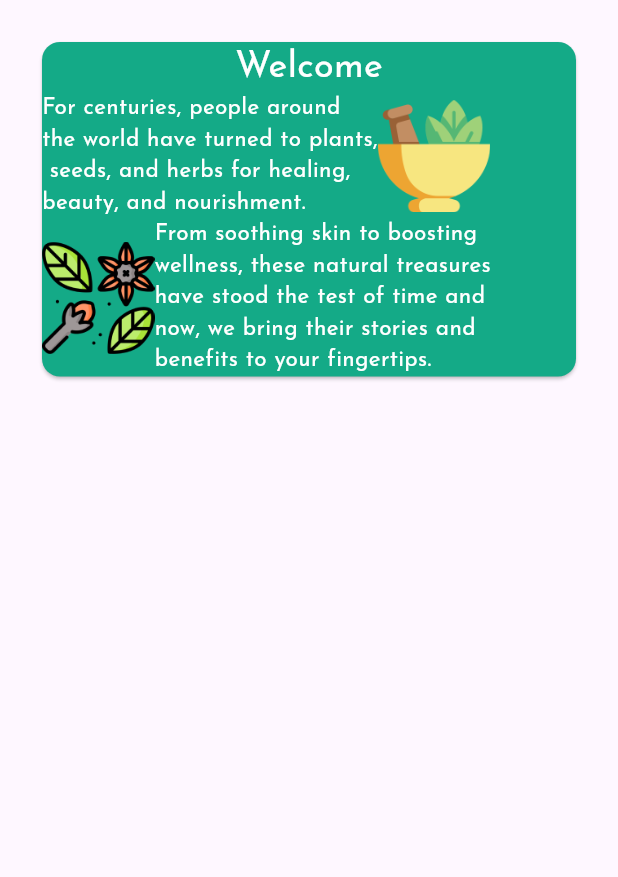
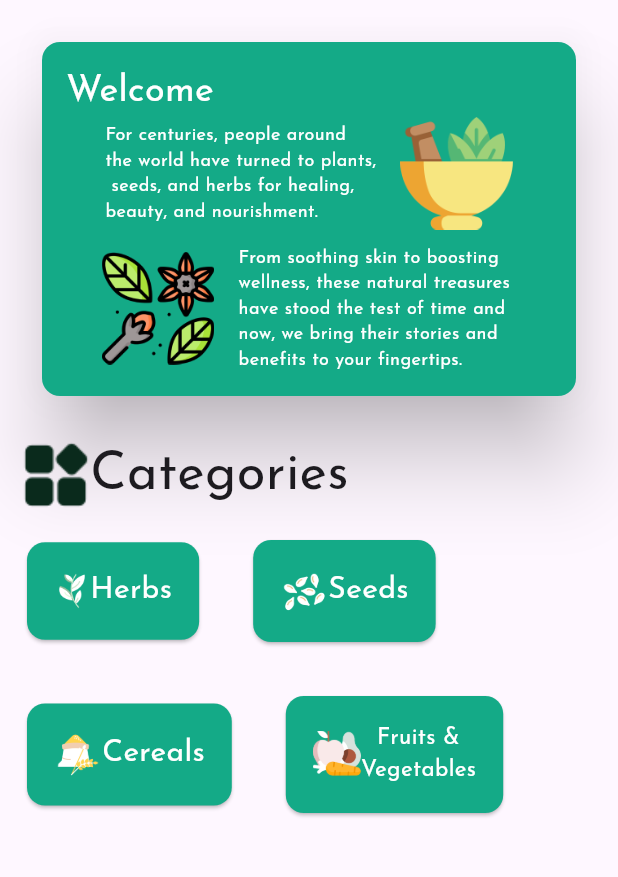
Before and after one commit to Lidiya-MK/Rosemary, a Flutter app: the HomeScreen screen opened directly, on a phone screen of 412 x 824 dp, the part 84-961 px from its top. Run offline on Flutter 3.47's test engine with Material 3 defaults, Android fonts, the phone set to English and light mode, and no system bars; our stand-ins replace google_fonts.

Commit message:
added categories

```diff
--- a/rosemary/lib/pages/home_screen.dart
+++ b/rosemary/lib/pages/home_screen.dart
@@ -19,35 +19,62 @@ Scaffold(
 body: Column(
 
   children: [
-    Padding(padding:EdgeInsets.all(24),child: Card(
+    Padding(padding:EdgeInsets.all(24),child:
+     Card(
+      elevation: 24,
       color: Color(0xFF14AA87),
 
       child: Column(
+        crossAxisAlignment: CrossAxisAlignment.start,
+        mainAxisAlignment: MainAxisAlignment.center,
         children: [
-
-          Text("Welcome", style: GoogleFonts.josefinSans(fontSize: 24, color: Colors.white),),
+Padding(padding: EdgeInsets.only(left: 16, top: 16), child: Text("Welcome", style: GoogleFonts.josefinSans(fontSize: 24, color: Colors.white),),)
+          ,
           Row(
+            mainAxisAlignment: MainAxisAlignment.center,
             children: [
-              Text("For centuries, people around\nthe world have turned to plants,\n seeds, and herbs for healing,\nbeauty, and nourishment. ", style: GoogleFonts.josefinSans(fontSize: 15, color: Colors.white),),
+              Text("For centuries, people around\nthe world have turned to plants,\n seeds, and herbs for healing,\nbeauty, and nourishment. ", style: GoogleFonts.josefinSans(fontSize: 12, color: Colors.white),),
+              SizedBox(width: 16,),
               Image.asset("assets/herbs0.png", height: 75,)
 
             ],
           ),
+          SizedBox(height: 10,),
             Row(
+            mainAxisAlignment: MainAxisAlignment.center,
             children: [
               Image.asset("assets/spice0.png", height: 75,),
-              Text("From soothing skin to boosting \nwellness, these natural treasures \nhave stood the test of time and\nnow, we bring their stories and\nbenefits to your fingertips. ", style: GoogleFonts.josefinSans(fontSize: 15, color: Colors.white),),
+            SizedBox(width: 16,),
+              Text("From soothing skin to boosting \nwellness, these natural treasures \nhave stood the test of time and\nnow, we bring their stories and\nbenefits to your fingertips. ", style: GoogleFonts.josefinSans(fontSize: 12, color: Colors.white),),
 
 
             ],
-          )
+          ),
+          SizedBox(height: 16,),
         ],
       ),
 
-    ),),
+    ),
+    ),
+    Padding(padding: EdgeInsets.only(left:14 ), child:Row(children: [
+      Image.asset("assets/categories.png"),
+      Text("Categories", style: GoogleFonts.josefinSans(fontSize: 35),)
+    ],), ),
 
+    Row(children: [
+
+     Padding(padding: EdgeInsets.all(14), child:  Card(color: Color(0xFF14AA87),child:Padding(padding: EdgeInsets.all(18), child: Row(children: [Image.asset("assets/herb_white.png", height: 24,), Text("Herbs", style: GoogleFonts.josefinSans(fontSize: 20, color: Colors.white),)],)) ),),
+         Padding(padding: EdgeInsets.all(14), child:  Card(color: Color(0xFF14AA87),child:Padding(padding: EdgeInsets.all(18), child: Row(children: [Image.asset("assets/seed_white.png", height: 32,), Text("Seeds", style: GoogleFonts.josefinSans(fontSize: 20, color: Colors.white),)],)) ),)
+    ],),
+     Row(children: [
+
+     Padding(padding: EdgeInsets.all(14), child:  Card(color: Color(0xFF14AA87),child:Padding(padding: EdgeInsets.all(18), child: Row(children: [Image.asset("assets/cereal_white.png", height: 32,), Text("Cereals", style: GoogleFonts.josefinSans(fontSize: 20, color: Colors.white),)],)) ),),
+         Padding(padding: EdgeInsets.all(14), child:  Card(color: Color(0xFF14AA87),child:Padding(padding: EdgeInsets.all(18), child: Row(children: [Image.asset("assets/f&v_white.png", height: 32,), Text("Fruits & \nVegetables", style: GoogleFonts.josefinSans(fontSize: 15, color: Colors.white ,),textAlign: TextAlign.center,)],)) ),)
+    ],)
   ],
 ),
+
+
 )
     );
   }
```
Also changed, not shown: rosemary/assets/categories.png (added), rosemary/assets/cereal_white.png (added), rosemary/assets/f&v_white.png (added), rosemary/assets/herb_white.png (added), rosemary/assets/seed_white.png (added).
